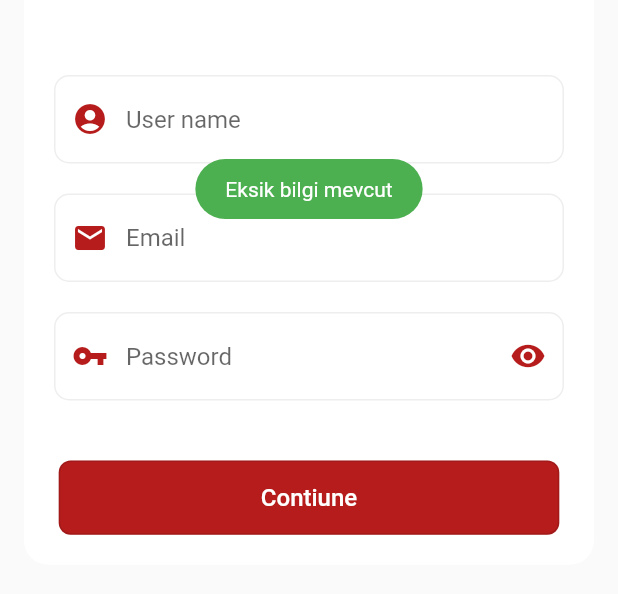
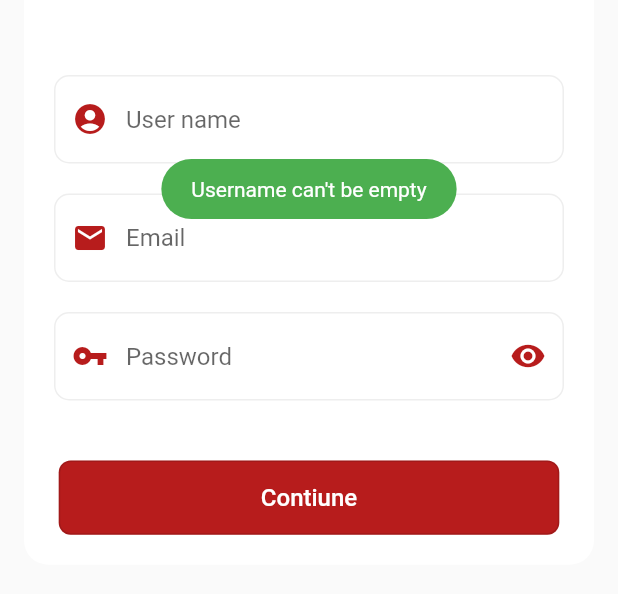
Before and after one commit to Sedatdynn/FitnessApp, a Flutter app: the RegisterPage screen opened directly, after a tap on "Contiune", on a phone screen of 412 x 824 dp, the part 429-1023 px from its top. Run offline on Flutter 3.47's test engine with Material 2 defaults, Android fonts, the phone set to English and light mode, and no system bars; our stand-ins replace cloud_firestore, email_validator, firebase_auth, firebase_core, fluttertoast, google_sign_in and 1 more; accounts and stored records are empty; network calls fail.

Commit message:
some updates

```diff
--- a/fitness_app/lib/main.dart
+++ b/fitness_app/lib/main.dart
@@ -28,9 +28,10 @@ class MyHomePage extends StatefulWidget {
 class _MyHomePageState extends State<MyHomePage> {
   @override
   Widget build(BuildContext context) {
-    return const MaterialApp(
+    return MaterialApp(
       debugShowCheckedModeBanner: false,
-      home: LaunchPage(),
+      theme: ThemeData(primarySwatch: Colors.red),
+      home: const LaunchPage(),
     );
   }
 }
--- a/fitness_app/lib/src/texts.dart
+++ b/fitness_app/lib/src/texts.dart
@@ -5,6 +5,16 @@ class myText {
   static String loginNoAccountText = "User not found!";
   static String loginWrongPasswordText = "Wrong password!";
   static String loginWrongEmailText = "Invalid mail!";
+  static String registerEmptyUsername = "Username can't be empty";
+  static String registerEmptyEmail = "Mail can't be emoty";
+  static String registerEmptyPassword = "Password can't be empty";
+  static String registerUnvalidEmail = "Invalid mail";
+  static String registerUnvalidPassword =
+      "Password must be at least 6 character";
+  static String registerUniqueMail =
+      "Mail is already in use! Please register with difference mail ";
+  static String registerSuccesfully =
+      "Your registration has been completed successfully.";
 
   myText._();
 }
--- a/fitness_app/lib/views/login/login_page.dart
+++ b/fitness_app/lib/views/login/login_page.dart
@@ -223,6 +223,8 @@ class _LoginPageState extends State<LoginPage> {
           _isLoading = false;
         });
       });
+    } else {
+      _warningToast(myText.errorText);
     }
   }
 
--- a/fitness_app/lib/views/register/register_page.dart
+++ b/fitness_app/lib/views/register/register_page.dart
@@ -5,6 +5,7 @@ import 'package:fistness_app_firebase/views/registerName/register_name.dart';
 import 'package:flutter/material.dart';
 import 'package:fluttertoast/fluttertoast.dart';
 import 'package:fistness_app_firebase/src/texts.dart';
+import 'package:email_validator/email_validator.dart';
 
 class RegisterPage extends StatefulWidget {
   const RegisterPage({Key? key}) : super(key: key);
@@ -215,7 +216,10 @@ class _RegisterPageState extends State<RegisterPage> {
   void _registerOnTap() {
     if (_usernameController.text.isNotEmpty &&
         _emailController.text.isNotEmpty &&
-        _passwordController.text.isNotEmpty) {
+        _emailController.text.contains("@") &&
+        _emailController.text.contains(".com") &&
+        _passwordController.text.isNotEmpty &&
+        _passwordController.text.length >= 6) {
       setState(() {
         _isLoading = true;
       });
@@ -228,8 +232,16 @@ class _RegisterPageState extends State<RegisterPage> {
                     mail: _emailController.text,
                     password: _passwordController.text,
                   )));
+    } else if (_usernameController.text.isEmpty) {
+      _warningToast(myText.registerEmptyUsername);
+    } else if (_emailController.text.toString().isEmpty) {
+      _warningToast(myText.registerEmptyEmail);
+    } else if (_passwordController.text.toString().isEmpty) {
+      _warningToast(myText.registerUnvalidPassword);
+    } else if (_passwordController.text.length < 6) {
+      _warningToast(myText.registerUnvalidPassword);
     } else {
-      _warningToast("Eksik bilgi mevcut");
+      _warningToast(myText.registerUnvalidEmail);
     }
   }
 
--- a/fitness_app/pubspec.yaml
+++ b/fitness_app/pubspec.yaml
@@ -36,11 +36,12 @@ dependencies:
   cloud_firestore: ^3.1.6
   firebase_auth: ^3.3.5
   firebase_storage: ^10.2.5
-  google_sign_in: ^5.2.1
+  google_sign_in: ^5.2.3
   fluttertoast: ^8.0.8
   image_picker: ^0.8.4+4
   firebase_crashlytics: ^2.4.5
   firebase_messaging: ^11.2.5
+  email_validator: ^2.0.1
 
   # The following adds the Cupertino Icons font to your application.
   # Use with the CupertinoIcons class for iOS style icons.
```
Also changed, not shown: fitness_app/lib/services/auth_service.dart (+13 -2 lines), fitness_app/lib/views/buttons/launch_page_buttons.dart (+17 -9 lines), fitness_app/lib/views/home/drawer_menu.dart (added, +85 -0 lines), fitness_app/lib/views/home/home_page.dart (+79 -9 lines), fitness_app/lib/views/weight/weight_page.dart (+21 -2 lines), 4 other files.
